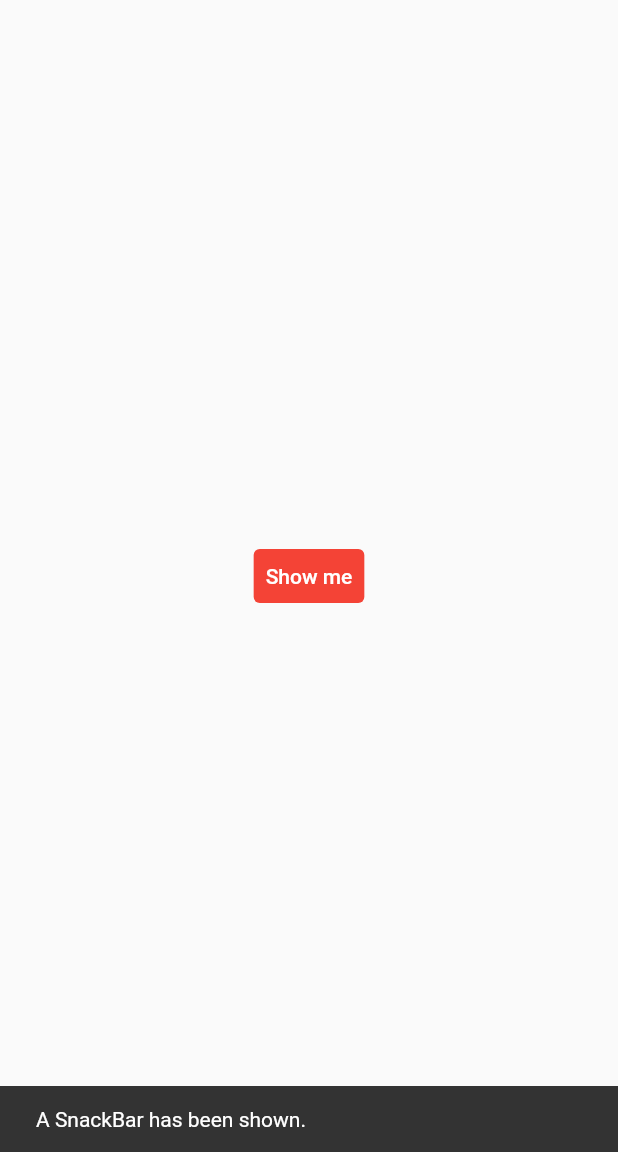
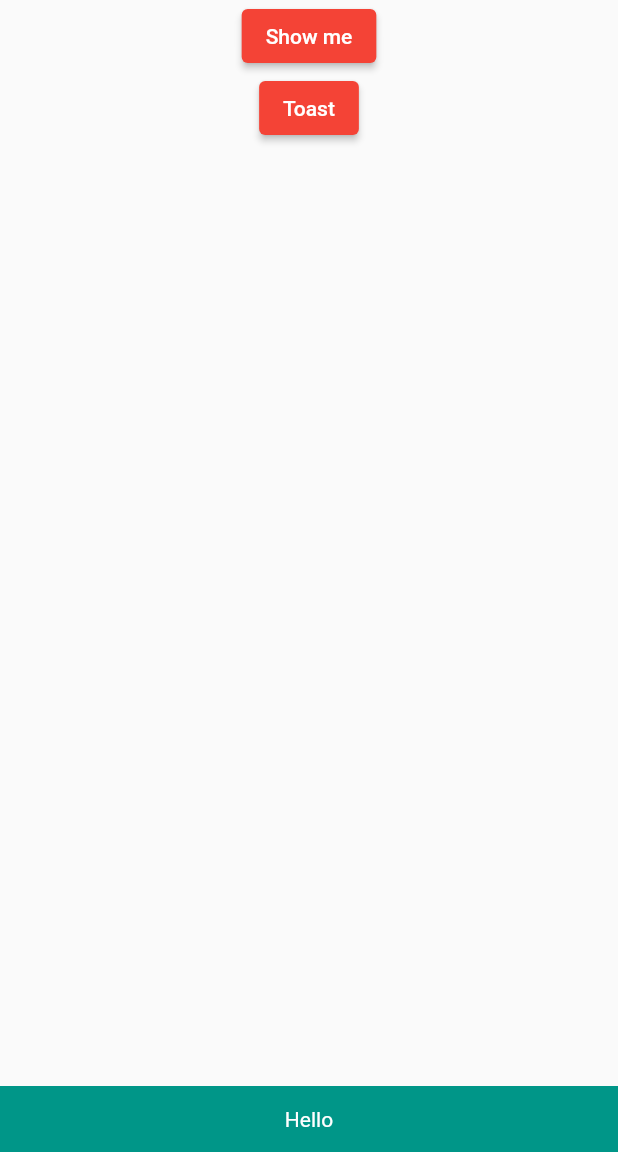
Before and after one commit to InJoon-L/Flutter-first-app, a Flutter app: the screen it shows after launch, after a tap on "Show me", on a phone screen of 412 x 824 dp, the part 84-1236 px from its top. Run offline on Flutter 3.47's test engine with Material 2 defaults, Android fonts, the phone set to English and light mode, and no system bars; our stand-ins replace fluttertoast.

Commit message:
snackBar 및 flutterToast 커스텀마이징

```diff
--- a/flutter_app_bar/lib/main.dart
+++ b/flutter_app_bar/lib/main.dart
@@ -1,4 +1,5 @@
 import 'package:flutter/material.dart';
+import 'package:fluttertoast/fluttertoast.dart';
 
 void main() => runApp(MyApp());
 
@@ -105,29 +106,88 @@ class MyPage extends StatelessWidget {
           ],
         ),
       ),
-      body: Builder(
-        builder: (BuildContext ctx) {
-          return Center(
-            child: TextButton(
-              child: Text('Show me',
-                style: TextStyle(
-                  color: Colors.white
-                ),
+      body: Column(
+        children: <Widget>[
+          MySnackBar(),
+          MyToast(),
+        ],
+      ),
+    );
+  }
+}
+
+class MySnackBar extends StatelessWidget {
+  const MySnackBar({ Key? key }) : super(key: key);
+
+  @override
+  Widget build(BuildContext context) {
+    return Center(
+      child: ElevatedButton(
+        child: Text('Show me'),
+        onPressed: (){
+          ScaffoldMessenger.of(context).showSnackBar(
+            SnackBar(content: Text('Hello',
+              textAlign: TextAlign.center,
+              style: TextStyle(
+                color: Colors.white
               ),
-              style: TextButton.styleFrom(
-                backgroundColor: Colors.red,
               ),
-              onPressed: () {
-                ScaffoldMessenger.of(ctx).showSnackBar(
-                  SnackBar(
-                    content: Text('A SnackBar has been shown.'))
-                );
-              },
-            ),
+              backgroundColor: Colors.teal,
+              duration: Duration(milliseconds: 1000),
+            )
           );
         },
+      ),
+    );
+  }
+}
+
+class MyToast extends StatelessWidget {
+  const MyToast({ Key? key }) : super(key: key);
+
+  @override
+  Widget build(BuildContext context) {
+    return Center(
+      child: ElevatedButton(
+        child: Text('Toast'),
+        onPressed: (){
+          flutterToast();
+        }
       )
     );
-
   }
 }
+
+void flutterToast() {
+  Fluttertoast.showToast(msg: 'Flutter',
+    gravity: ToastGravity.BOTTOM,
+    backgroundColor: Colors.redAccent,
+    fontSize: 20.0,
+    textColor: Colors.white,
+    toastLength: Toast.LENGTH_SHORT,
+  );
+}
+
+
+// Builder(
+//         builder: (BuildContext ctx) {
+//           return Center(
+//             child: TextButton(
+//               child: Text('Show me',
+//                 style: TextStyle(
+//                   color: Colors.white
+//                 ),
+//               ),
+//               style: TextButton.styleFrom(
+//                 backgroundColor: Colors.red,
+//               ),
+//               onPressed: () {
+//                 ScaffoldMessenger.of(ctx).showSnackBar(
+//                   SnackBar(
+//                     content: Text('A SnackBar has been shown.'))
+//                 );
+//               },
+//             ),
+//           );
+//         },
+//       )
--- a/flutter_app_bar/pubspec.yaml
+++ b/flutter_app_bar/pubspec.yaml
@@ -28,6 +28,7 @@ dependencies:
   # The following adds the Cupertino Icons font to your application.
   # Use with the CupertinoIcons class for iOS style icons.
   cupertino_icons: ^1.0.2
+  fluttertoast: ^8.0.8
 
 dev_dependencies:
   flutter_test:
```
Also changed, not shown: flutter_app_bar/pubspec.lock.
